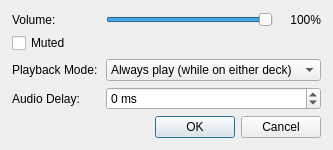
CutWire-Studios/Prism, file forms/AudioNodeDialog.ui: the form before one commit.
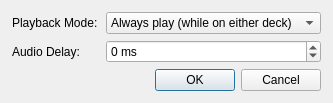
The form after the commit.

Commit message: feat: improve audio handling

Diff of the .ui file:
```diff
--- a/forms/AudioNodeDialog.ui
+++ b/forms/AudioNodeDialog.ui
@@ -19,46 +19,11 @@
    <property name="horizontalSpacing"><number>8</number></property>
    <property name="verticalSpacing"><number>6</number></property>
    <item row="0" column="0">
-    <widget class="QLabel" name="volumeLabel">
-     <property name="text"><string>Volume:</string></property>
-    </widget>
-   </item>
-   <item row="0" column="1">
-    <layout class="QHBoxLayout" name="volumeRow">
-     <property name="spacing"><number>8</number></property>
-     <item>
-      <widget class="QSlider" name="volumeSlider">
-       <property name="minimum"><number>0</number></property>
-       <property name="maximum"><number>100</number></property>
-       <property name="value"><number>100</number></property>
-       <property name="orientation"><enum>Qt::Horizontal</enum></property>
-      </widget>
-     </item>
-     <item>
-      <widget class="QLabel" name="volumeValueLabel">
-       <property name="minimumSize">
-        <size>
-         <width>40</width>
-         <height>0</height>
-        </size>
-       </property>
-       <property name="text"><string>100%</string></property>
-       <property name="alignment"><set>Qt::AlignRight|Qt::AlignVCenter</set></property>
-      </widget>
-     </item>
-    </layout>
-   </item>
-   <item row="1" column="0" colspan="2">
-    <widget class="QCheckBox" name="mutedCheck">
-     <property name="text"><string>Muted</string></property>
-    </widget>
-   </item>
-   <item row="2" column="0">
     <widget class="QLabel" name="modeLabel">
      <property name="text"><string>Playback Mode:</string></property>
     </widget>
    </item>
-   <item row="2" column="1">
+   <item row="0" column="1">
     <widget class="QComboBox" name="modeCombo">
      <item>
       <property name="text"><string>Always play (while on either deck)</string></property>
@@ -68,19 +33,19 @@
      </item>
     </widget>
    </item>
-   <item row="3" column="0">
+   <item row="1" column="0">
     <widget class="QLabel" name="delayLabel">
      <property name="text"><string>Audio Delay:</string></property>
     </widget>
    </item>
-   <item row="3" column="1">
+   <item row="1" column="1">
     <widget class="QSpinBox" name="delaySpin">
      <property name="suffix"><string> ms</string></property>
      <property name="minimum"><number>-5000</number></property>
      <property name="maximum"><number>5000</number></property>
     </widget>
    </item>
-   <item row="4" column="0" colspan="2">
+   <item row="2" column="0" colspan="2">
     <widget class="QDialogButtonBox" name="buttonBox">
      <property name="standardButtons">
       <set>QDialogButtonBox::Cancel|QDialogButtonBox::Ok</set>
```
The commit also changes 16 other files.
